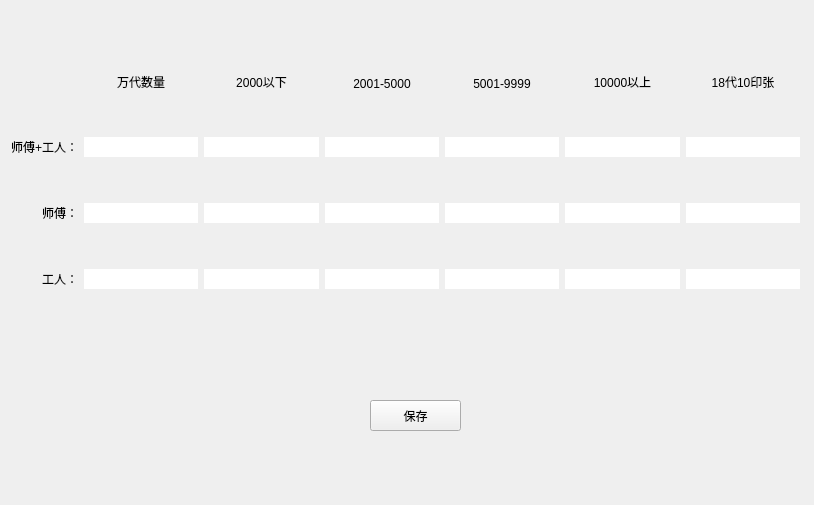
Before: the Qt Designer form PayCount_QT/CTabJdSetDlg.ui in 605791556/PayAccount-QT, drawn with Qt 5.
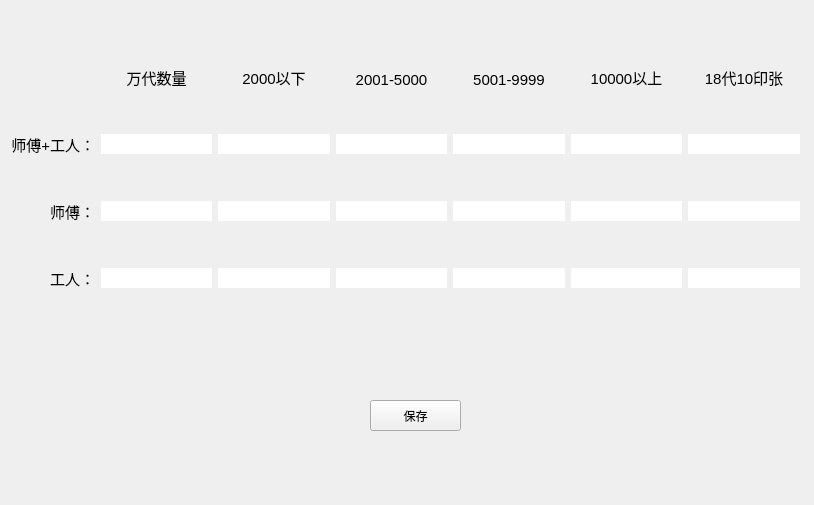
After: the same form once the commit is applied.

Diff of the .ui file:
```diff
--- a/PayCount_QT/CTabJdSetDlg.ui
+++ b/PayCount_QT/CTabJdSetDlg.ui
@@ -37,6 +37,11 @@
         <height>20</height>
        </size>
       </property>
+      <property name="font">
+       <font>
+        <pointsize>11</pointsize>
+       </font>
+      </property>
       <property name="frame">
        <bool>false</bool>
       </property>
@@ -56,6 +61,11 @@
         <height>20</height>
        </size>
       </property>
+      <property name="font">
+       <font>
+        <pointsize>11</pointsize>
+       </font>
+      </property>
       <property name="frame">
        <bool>false</bool>
       </property>
@@ -75,6 +85,11 @@
         <height>20</height>
        </size>
       </property>
+      <property name="font">
+       <font>
+        <pointsize>11</pointsize>
+       </font>
+      </property>
       <property name="frame">
        <bool>false</bool>
       </property>
@@ -94,6 +109,11 @@
         <height>20</height>
        </size>
       </property>
+      <property name="font">
+       <font>
+        <pointsize>11</pointsize>
+       </font>
+      </property>
       <property name="frame">
        <bool>false</bool>
       </property>
@@ -113,6 +133,11 @@
         <height>20</height>
        </size>
       </property>
+      <property name="font">
+       <font>
+        <pointsize>11</pointsize>
+       </font>
+      </property>
       <property name="frame">
        <bool>false</bool>
       </property>
@@ -132,6 +157,11 @@
         <height>20</height>
        </size>
       </property>
+      <property name="font">
+       <font>
+        <pointsize>11</pointsize>
+       </font>
+      </property>
       <property name="frame">
        <bool>false</bool>
       </property>
@@ -146,6 +176,11 @@
     </item>
     <item row="3" column="0">
      <widget class="QLabel" name="label_4">
+      <property name="font">
+       <font>
+        <pointsize>11</pointsize>
+       </font>
+      </property>
       <property name="text">
        <string>工人：</string>
       </property>
@@ -156,6 +191,11 @@
     </item>
     <item row="0" column="2">
      <widget class="QLabel" name="label_6">
+      <property name="font">
+       <font>
+        <pointsize>11</pointsize>
+       </font>
+      </property>
       <property name="text">
        <string>2000以下</string>
       </property>
@@ -166,6 +206,11 @@
     </item>
     <item row="2" column="0">
      <widget class="QLabel" name="label_3">
+      <property name="font">
+       <font>
+        <pointsize>11</pointsize>
+       </font>
+      </property>
       <property name="text">
        <string>师傅：</string>
       </property>
@@ -176,6 +221,11 @@
     </item>
     <item row="1" column="0">
      <widget class="QLabel" name="label_2">
+      <property name="font">
+       <font>
+        <pointsize>11</pointsize>
+       </font>
+      </property>
       <property name="text">
        <string>师傅+工人：</string>
       </property>
@@ -198,6 +248,11 @@
         <height>20</height>
        </size>
       </property>
+      <property name="font">
+       <font>
+        <pointsize>11</pointsize>
+       </font>
+      </property>
       <property name="frame">
        <bool>false</bool>
       </property>
@@ -217,6 +272,11 @@
         <height>40</height>
        </size>
       </property>
+      <property name="font">
+       <font>
+        <pointsize>11</pointsize>
+       </font>
+      </property>
       <property name="text">
        <string>万代数量</string>
       </property>
@@ -239,6 +299,11 @@
         <height>20</height>
        </size>
       </property>
+      <property name="font">
+       <font>
+        <pointsize>11</pointsize>
+       </font>
+      </property>
       <property name="frame">
        <bool>false</bool>
       </property>
@@ -246,6 +311,11 @@
     </item>
     <item row="0" column="4">
      <widget class="QLabel" name="label_8">
+      <property name="font">
+       <font>
+        <pointsize>11</pointsize>
+       </font>
+      </property>
       <property name="text">
        <string>5001-9999</string>
       </property>
@@ -256,6 +326,11 @@
     </item>
     <item row="0" column="6">
      <widget class="QLabel" name="label_10">
+      <property name="font">
+       <font>
+        <pointsize>11</pointsize>
+       </font>
+      </property>
       <property name="text">
        <string>18代10印张</string>
       </property>
@@ -278,6 +353,11 @@
         <height>20</height>
        </size>
       </property>
+      <property name="font">
+       <font>
+        <pointsize>11</pointsize>
+       </font>
+      </property>
       <property name="frame">
        <bool>false</bool>
       </property>
@@ -285,6 +365,11 @@
     </item>
     <item row="0" column="5">
      <widget class="QLabel" name="label_9">
+      <property name="font">
+       <font>
+        <pointsize>11</pointsize>
+       </font>
+      </property>
       <property name="text">
        <string>10000以上</string>
       </property>
@@ -307,6 +392,11 @@
         <height>20</height>
        </size>
       </property>
+      <property name="font">
+       <font>
+        <pointsize>11</pointsize>
+       </font>
+      </property>
       <property name="frame">
        <bool>false</bool>
       </property>
@@ -326,6 +416,11 @@
         <height>20</height>
        </size>
       </property>
+      <property name="font">
+       <font>
+        <pointsize>11</pointsize>
+       </font>
+      </property>
       <property name="frame">
        <bool>false</bool>
       </property>
@@ -333,6 +428,11 @@
     </item>
     <item row="0" column="3">
      <widget class="QLabel" name="label_7">
+      <property name="font">
+       <font>
+        <pointsize>11</pointsize>
+       </font>
+      </property>
       <property name="text">
        <string>2001-5000</string>
       </property>
@@ -355,6 +455,11 @@
         <height>20</height>
        </size>
       </property>
+      <property name="font">
+       <font>
+        <pointsize>11</pointsize>
+       </font>
+      </property>
       <property name="frame">
        <bool>false</bool>
       </property>
@@ -374,6 +479,11 @@
         <height>20</height>
        </size>
       </property>
+      <property name="font">
+       <font>
+        <pointsize>11</pointsize>
+       </font>
+      </property>
       <property name="frame">
        <bool>false</bool>
       </property>
@@ -393,6 +503,11 @@
         <height>20</height>
        </size>
       </property>
+      <property name="font">
+       <font>
+        <pointsize>11</pointsize>
+       </font>
+      </property>
       <property name="frame">
        <bool>false</bool>
       </property>
@@ -412,6 +527,11 @@
         <height>20</height>
        </size>
       </property>
+      <property name="font">
+       <font>
+        <pointsize>11</pointsize>
+       </font>
+      </property>
       <property name="frame">
        <bool>false</bool>
       </property>
@@ -431,6 +551,11 @@
         <height>20</height>
        </size>
       </property>
+      <property name="font">
+       <font>
+        <pointsize>11</pointsize>
+       </font>
+      </property>
       <property name="frame">
        <bool>false</bool>
       </property>
@@ -450,6 +575,11 @@
         <height>20</height>
        </size>
       </property>
+      <property name="font">
+       <font>
+        <pointsize>11</pointsize>
+       </font>
+      </property>
       <property name="frame">
        <bool>false</bool>
       </property>
@@ -469,6 +599,11 @@
         <height>20</height>
        </size>
       </property>
+      <property name="font">
+       <font>
+        <pointsize>11</pointsize>
+       </font>
+      </property>
       <property name="frame">
        <bool>false</bool>
       </property>
```
